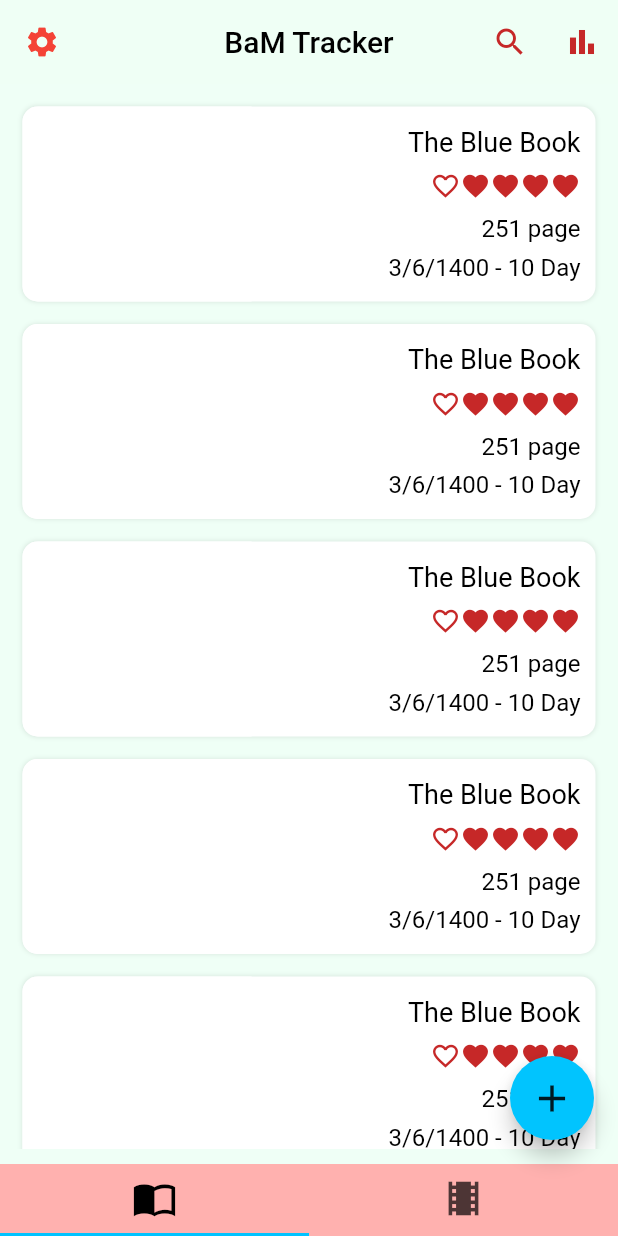
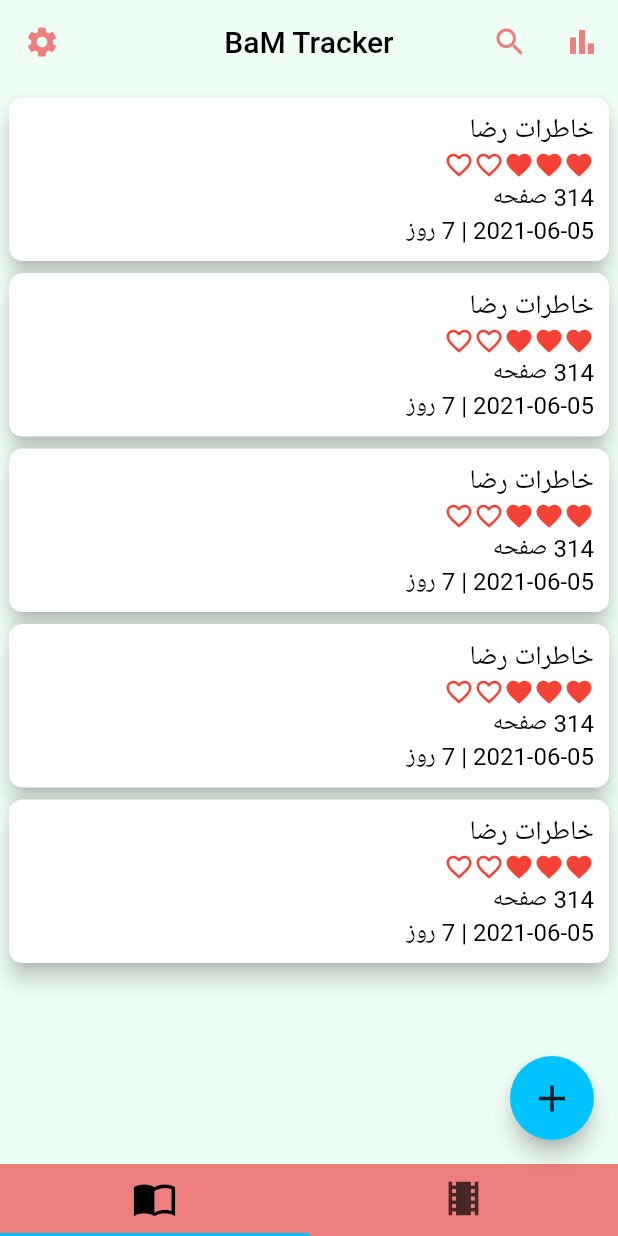
Before and after one commit to TiimmyFTurner/book_and_movie_tracker, a Flutter app: the screen it shows after launch, on a phone screen of 412 x 824 dp. Run offline on Flutter 3.47's test engine with Material 2 defaults, Android fonts, the phone set to English and light mode, and no system bars; our stand-ins replace shared_preferences, shimmer, sqflite; accounts and stored records are empty; Roboto replaces fonts that are missing (Koodak).

Commit message:
fix homepage card list'

```diff
--- a/lib/view/homePage.dart
+++ b/lib/view/homePage.dart
@@ -1,12 +1,11 @@
-
 import 'package:book_and_movie_tracker/view/addItem.dart';
 import 'package:book_and_movie_tracker/view/search.dart';
 import 'package:book_and_movie_tracker/view/setting.dart';
 import 'package:book_and_movie_tracker/view/statistics.dart';
+import 'package:book_and_movie_tracker/widget/bookCard.dart';
+import 'package:book_and_movie_tracker/widget/movieCard.dart';
 import 'package:flutter/material.dart';
-
-import '../FilmBottomNavigator.dart';
-
+import 'package:book_and_movie_tracker/widget/FilmBottomNavigator.dart';
 
 TabController controller;
 
@@ -227,36 +226,28 @@ class _HomePageState extends State<HomePage>
 
   Widget myBody1(BuildContext context) {
     return Container(
-      height: MediaQuery.of(context).size.height,
-      padding: EdgeInsets.all(10),
-      color: Color(0x60EFFFF5),
       child: ListView.separated(
-        padding: const EdgeInsets.fromLTRB(5, 5, 5, 80),
+        physics: BouncingScrollPhysics(),
+        padding: const EdgeInsets.fromLTRB(2, 5, 2, 70),
         itemCount: 5,
         itemBuilder: (BuildContext context, int index) {
-          return myListCard();
+          return BookCard(null);
         },
-        separatorBuilder: (BuildContext context, int index) => Container(
-          height: 15,
-        ),
+        separatorBuilder: (BuildContext context, int index) =>
+            Container(height: 0),
       ),
     );
   }
 
   Widget myBody2(BuildContext context) {
     return Container(
-      height: MediaQuery.of(context).size.height,
-      padding: EdgeInsets.all(10),
-      color: Color(0x60EFFFF5),
-      child: ListView.separated(
-        padding: const EdgeInsets.fromLTRB(5, 5, 5, 80),
-        itemCount: 4,
+      child: ListView.builder(
+        physics: BouncingScrollPhysics(),
+        padding: const EdgeInsets.fromLTRB(2, 5, 2, 70),
+        itemCount: 5,
         itemBuilder: (BuildContext context, int index) {
-          return myListCard2();
+          return MovieCard(null);
         },
-        separatorBuilder: (BuildContext context, int index) => Container(
-          height: 15,
-        ),
       ),
     );
   }
@@ -268,43 +259,36 @@ class _HomePageState extends State<HomePage>
       length: 2,
       child: Scaffold(
         appBar: AppBar(
+          backgroundColor: Theme.of(context).scaffoldBackgroundColor,
+          elevation: 0,
           title: Text(
             "BaM Tracker",
             style: TextStyle(color: Colors.black),
-          ), //Text
+          ),
           centerTitle: true,
-          leading:  IconButton(
-            icon: Icon(
-              Icons.settings,
-              color: Colors.red,
-            ),
-            onPressed: (){
+          leading: IconButton(
+            icon: Icon(Icons.settings, color: Theme.of(context).primaryColor),
+            onPressed: () {
               Navigator.push(
                 context,
-                MaterialPageRoute(builder: (context) =>Setting()),
+                MaterialPageRoute(builder: (context) => Setting()),
               );
             },
-          ), //Icon, //Icon
-          backgroundColor: Color(0xffeffff5),
-          elevation: 0,
+          ),
           actions: <Widget>[
-             IconButton(
-              icon: Icon(
-                Icons.search_outlined,
-                color: Colors.red[800],
-              ),
-              onPressed: (){
+            IconButton(
+              icon: Icon(Icons.search_outlined,
+                  color: Theme.of(context).primaryColor),
+              onPressed: () {
                 Navigator.push(
                   context,
-                  MaterialPageRoute(builder: (context) =>Search()),
+                  MaterialPageRoute(builder: (context) => Search()),
                 );
               },
-            ), //IconButton
+            ),
             IconButton(
-              icon: Icon(
-                Icons.bar_chart,
-                color: Colors.red[800],
-              ),
+              icon:
+                  Icon(Icons.bar_chart, color: Theme.of(context).primaryColor),
               onPressed: () {
                 Navigator.push(
                   context,
@@ -312,9 +296,8 @@ class _HomePageState extends State<HomePage>
                 );
               },
             ),
-          ], //Widget
-        ), //AppBar
-
+          ],
+        ),
         body: TabBarView(
           controller: controller,
           children: [
@@ -337,7 +320,7 @@ class _HomePageState extends State<HomePage>
               );
             }
           },
-          backgroundColor: Color(0xff01c4fe),
+          backgroundColor: Theme.of(context).accentColor,
           child: Icon(
             Icons.add,
             size: 30,
--- a/lib/FilmBottomNavigator.dart
+++ b/lib/widget/FilmBottomNavigator.dart
@@ -1,5 +1,4 @@
 import 'package:flutter/material.dart';
-import 'package:flutter/rendering.dart';
 import 'package:book_and_movie_tracker/view/homePage.dart';
 
 
@@ -7,7 +6,7 @@ class FilmBottomNavigator extends StatelessWidget {
   @override
   Widget build(BuildContext context) {
     return Container(
-      color: Color(0xffffb1af),
+      color: Theme.of(context).primaryColor,
       child: TabBar(
         labelColor: Colors.black,
         controller: controller,
--- /dev/null
+++ b/lib/widget/bookCard.dart
@@ -0,0 +1,97 @@
+import 'package:book_and_movie_tracker/model/book.dart';
+import 'package:flutter/material.dart';
+
+class BookCard extends StatelessWidget {
+  final Book book2;
+
+  const BookCard(this.book2, {Key key}) : super(key: key);
+
+  @override
+  Widget build(BuildContext context) {
+    Book book = Book(
+      writer: 'رضا',
+      date: DateTime.now(),
+      pages: 314,
+      id: 1,
+      imagePath: 'null',
+      note: 'عالیه ناموسا',
+      rate: 3,
+      readTime: 7,
+      title: 'خاطرات رضا',
+    );
+
+    List<Widget> rateHearts = [];
+    for (int i = 5; i > 0; i--) {
+      if (i <= book.rate)
+        rateHearts.add(Icon(Icons.favorite, color: Colors.red, size: 20));
+      else
+        rateHearts
+            .add(Icon(Icons.favorite_border, color: Colors.red, size: 20));
+    }
+
+    return Card(
+      shape: RoundedRectangleBorder(
+          borderRadius: (BorderRadiusDirectional.all(Radius.circular(9)))),
+      elevation: 6,
+      child: Row(
+        children: [
+          //for image
+          Expanded(
+            flex: 2,
+            child: Container(
+              decoration: BoxDecoration(
+                borderRadius: BorderRadius.only(
+                    topLeft: Radius.circular(10),
+                    bottomLeft: Radius.circular(10)),
+                color: Colors.white,
+              ),
+            ),
+          ),
+          Expanded(
+            flex: 3,
+            child: Container(
+              padding: EdgeInsets.all(10),
+              child: Column(
+                crossAxisAlignment: CrossAxisAlignment.end,
+                mainAxisAlignment: MainAxisAlignment.spaceAround,
+                children: [
+                  Text(
+                    book.title,
+                    textDirection: TextDirection.rtl,
+                    style: TextStyle(
+                      fontSize: 18,
+                      color: Colors.black,
+                      fontWeight: FontWeight.w400,
+                    ),
+                  ),
+                  Container(
+                    // height: 25,
+                    child: Row(
+                        mainAxisAlignment: MainAxisAlignment.end,
+                        children: rateHearts),
+                  ),
+                  Text(
+                    book.pages.toString() + " صفحه",
+                    textDirection: TextDirection.rtl,
+                    style: TextStyle(
+                      fontSize: 16,
+                      color: Colors.black,
+                    ),
+                  ),
+                  Text(
+                    "${book.date.toString().substring(0, 10)} | ${book.readTime} روز ",
+                    textDirection: TextDirection.rtl,
+                    style: TextStyle(
+                      fontSize: 16,
+                      color: Colors.black,
+                    ),
+                  ),
+                ],
+              ),
+            ),
+          ),
+        ],
+      ),
+    );
+  }
+}
```
Also changed, not shown: lib/widget/movieCard.dart (added, +97 -0 lines).
